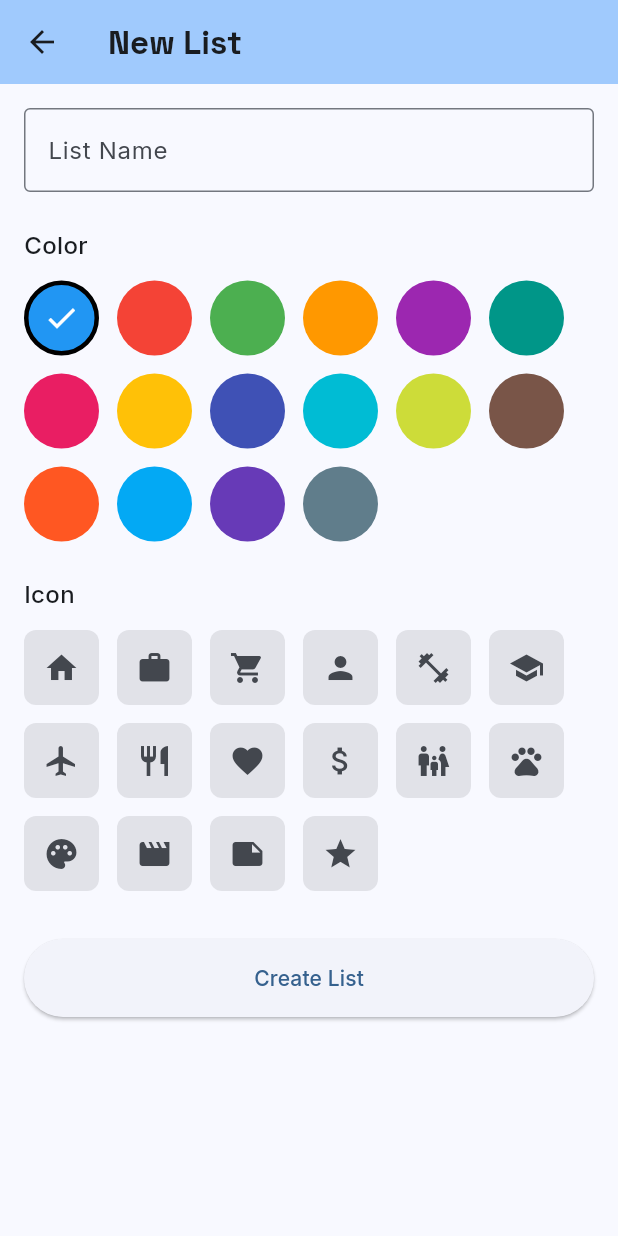
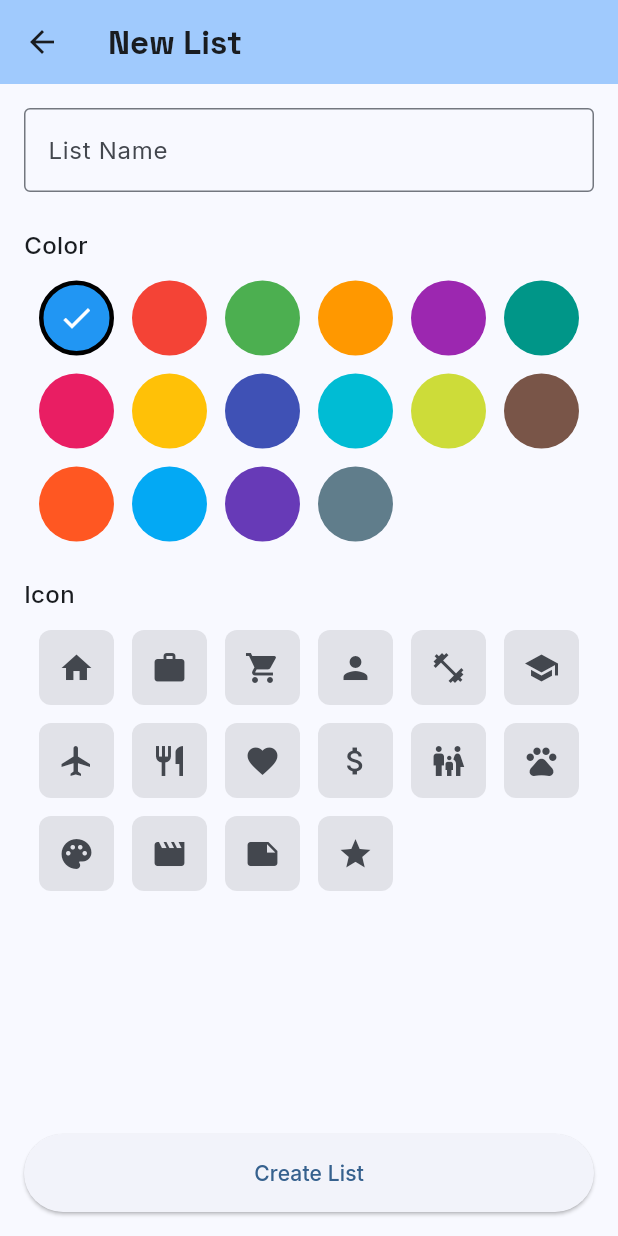
Before and after one commit to yaptb/iosapps, a Flutter app: the TodoListFormScreen screen opened directly, on a phone screen of 412 x 824 dp. Run offline on Flutter 3.47's test engine with Material 3 defaults, Android fonts, the phone set to English and light mode, and no system bars; our stand-ins replace drift, drift_flutter, flutter_local_notifications, flutter_riverpod, google_fonts, hive_ce_flutter and 6 more; accounts and stored records are empty; generated files the repository leaves out were written again.

Commit message:
fixed ipad formatting

```diff
--- a/todoredo/todo_redo_flutter/lib/presentation/screens/onboarding/pages/theme_selection_page.dart
+++ b/todoredo/todo_redo_flutter/lib/presentation/screens/onboarding/pages/theme_selection_page.dart
@@ -19,12 +19,13 @@ class ThemeSelectionPage extends ConsumerWidget {
       padding: const EdgeInsets.all(24.0),
       child: Column(
         mainAxisAlignment: MainAxisAlignment.center,
-        crossAxisAlignment: CrossAxisAlignment.start,
+        crossAxisAlignment: CrossAxisAlignment.center,
         children: [
           // Title
           Text(
             'Choose Your Look',
             style: Theme.of(context).textTheme.headlineMedium,
+            textAlign: TextAlign.center,
           ),
           const SizedBox(height: 16),
 
@@ -32,6 +33,7 @@ class ThemeSelectionPage extends ConsumerWidget {
           Text(
             'Pick how TodoRedo should look. You can change this anytime in Settings.',
             style: Theme.of(context).textTheme.bodyLarge,
+            textAlign: TextAlign.center,
           ),
           const SizedBox(height: 24),
 
--- a/todoredo/todo_redo_flutter/lib/presentation/screens/todo_list_form_screen.dart
+++ b/todoredo/todo_redo_flutter/lib/presentation/screens/todo_list_form_screen.dart
@@ -79,10 +79,16 @@ class _TodoListFormScreenState extends ConsumerState<TodoListFormScreen> {
         title: Text(isEditing ? 'Edit List' : 'New List'),
         backgroundColor: Theme.of(context).colorScheme.inversePrimary,
       ),
-      body: Form(
+      body: Column(
+        crossAxisAlignment: CrossAxisAlignment.stretch,
+        children: [
+          Expanded(
+            child: SingleChildScrollView(
+              padding: const EdgeInsets.all(16),
+              child: Form(
                 key: _formKey,
-        child: ListView(
-          padding: const EdgeInsets.all(16),
+                child: Column(
+                  crossAxisAlignment: CrossAxisAlignment.stretch,
                   children: [
                     TextFormField(
                       controller: _nameController,
@@ -104,7 +110,10 @@ class _TodoListFormScreenState extends ConsumerState<TodoListFormScreen> {
                       style: TextStyle(fontSize: 16, fontWeight: FontWeight.w500),
                     ),
                     const SizedBox(height: 12),
-            Wrap(
+                    Center(
+                      child: ConstrainedBox(
+                        constraints: const BoxConstraints(maxWidth: 484),
+                        child: Wrap(
                           spacing: 12,
                           runSpacing: 12,
                           children: todoListColorOptions.map((color) {
@@ -133,13 +142,18 @@ class _TodoListFormScreenState extends ConsumerState<TodoListFormScreen> {
                             );
                           }).toList(),
                         ),
+                      ),
+                    ),
                     const SizedBox(height: 24),
                     const Text(
                       'Icon',
                       style: TextStyle(fontSize: 16, fontWeight: FontWeight.w500),
                     ),
                     const SizedBox(height: 12),
-            Wrap(
+                    Center(
+                      child: ConstrainedBox(
+                        constraints: const BoxConstraints(maxWidth: 484),
+                        child: Wrap(
                           spacing: 12,
                           runSpacing: 12,
                           children: todoListIconOptions.entries.map((entry) {
@@ -169,16 +183,24 @@ class _TodoListFormScreenState extends ConsumerState<TodoListFormScreen> {
                             );
                           }).toList(),
                         ),
-            const SizedBox(height: 32),
-            ElevatedButton(
+                      ),
+                    ),
+                  ],
+                ),
+              ),
+            ),
+          ),
+          Padding(
+            padding: const EdgeInsets.all(16),
+            child: ElevatedButton(
               onPressed: _saveTodoList,
               style: ElevatedButton.styleFrom(
                 padding: const EdgeInsets.symmetric(vertical: 16),
               ),
               child: Text(isEditing ? 'Update List' : 'Create List'),
             ),
+          ),
         ],
-        ),
       ),
     );
   }
```
Also changed, not shown: todoredo/todo_redo_flutter/lib/presentation/screens/notification_settings_screen.dart (+13 -1 lines), todoredo/todo_redo_flutter/lib/presentation/screens/onboarding/pages/completion_page.dart (+7 -3 lines), todoredo/todo_redo_flutter/lib/presentation/screens/onboarding/pages/permissions_info_page.dart (+13 -6 lines), todoredo/todo_redo_flutter/lib/presentation/screens/onboarding/pages/permissions_request_page.dart (+7 -2 lines), todoredo/todo_redo_flutter/lib/presentation/screens/theme_settings_screen.dart (+6 -1 lines), todoredo/todo_redo_flutter/lib/presentation/screens/todo_detail_screen.dart (+42 -6 lines), 2 other files. Lines whose indentation alone changed are shown as unchanged.
